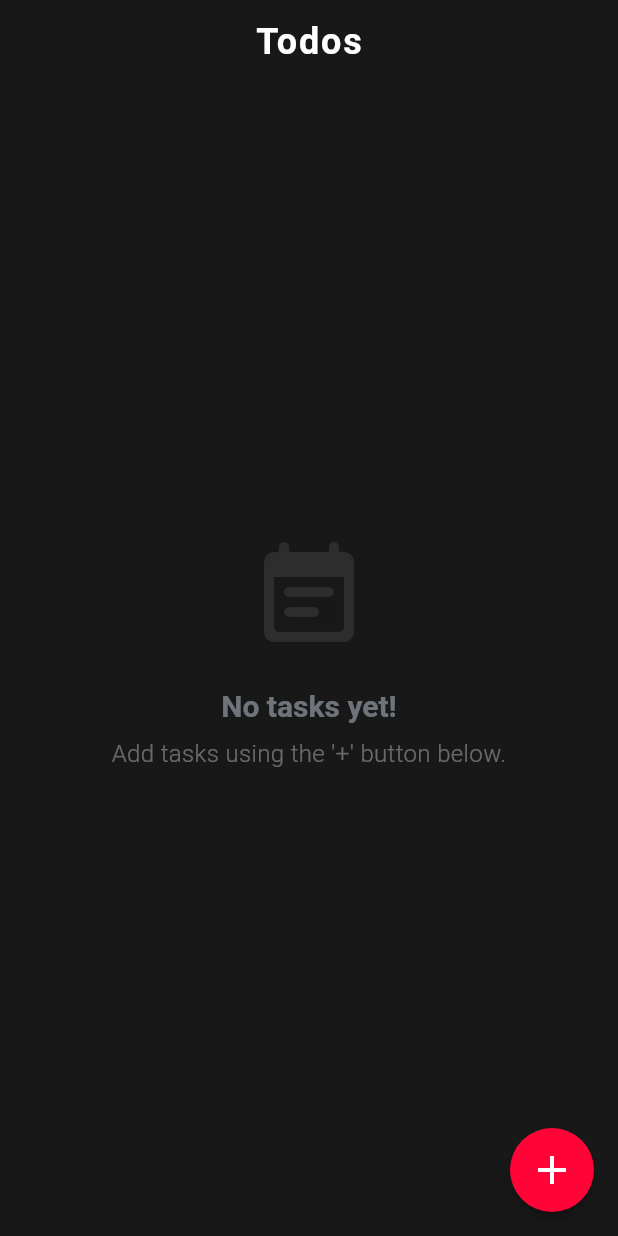
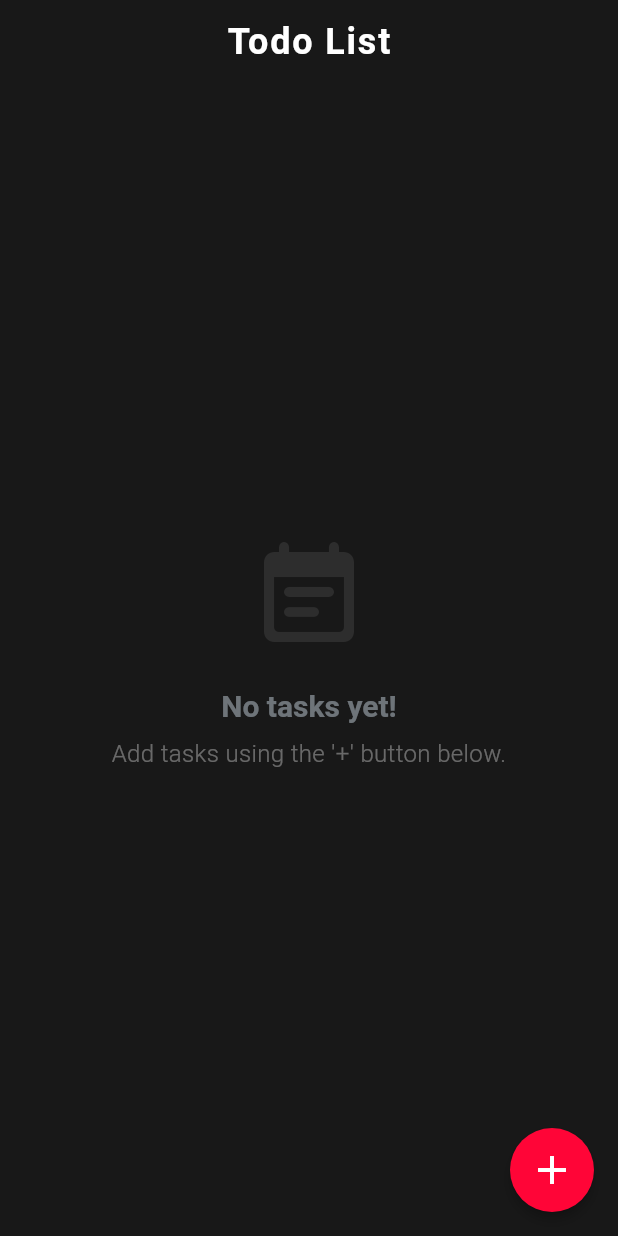
Before and after one commit to Workflow-Manager-admin/taskmaster-119753-b6339dda, a Flutter app: the screen it shows after launch, on a phone screen of 412 x 824 dp. Run offline on Flutter 3.47's test engine with Material 3 defaults, Android fonts, the phone set to English and light mode, and no system bars.

Commit message:
CheckPoint

```diff
--- a/todo_list_frontend/lib/main.dart
+++ b/todo_list_frontend/lib/main.dart
@@ -57,8 +57,8 @@ class TodoListApp extends StatelessWidget {
             color: Colors.white70, fontWeight: FontWeight.w300, fontSize: 16),
       ),
       checkboxTheme: CheckboxThemeData(
-        fillColor: MaterialStatePropertyAll(primaryColor),
-        checkColor: MaterialStatePropertyAll(scaffoldBg),
+        fillColor: WidgetStatePropertyAll(primaryColor),
+        checkColor: WidgetStatePropertyAll(scaffoldBg),
         shape: RoundedRectangleBorder(borderRadius: BorderRadius.circular(4)),
       ),
       cardColor: secondaryColor,
@@ -78,7 +78,7 @@ class TodoListApp extends StatelessWidget {
           borderRadius: BorderRadius.circular(10),
         ),
         hintStyle: TextStyle(
-          color: primaryColor.withOpacity(0.7),
+          color: primaryColor.withAlpha((0.7 * 255).toInt()),
         ),
       ),
       snackBarTheme: const SnackBarThemeData(
@@ -95,7 +95,7 @@ class TodoListApp extends StatelessWidget {
 
     return MaterialApp(
       debugShowCheckedModeBanner: false,
-      title: 'To-Do List',
+      title: 'Todo List',
       theme: darkMinimalTheme,
       home: const TodoListScreen(),
     );
@@ -157,8 +157,8 @@ class _TodoListScreenState extends State<TodoListScreen> {
 
   void _toggleTask(int index) {
     setState(() {
-      _tasks[index] = _tasks[index]
-          .copyWith(completed: !_tasks[index].completed);
+      _tasks[index] =
+          _tasks[index].copyWith(completed: !_tasks[index].completed);
     });
   }
 
@@ -224,7 +224,7 @@ class _TodoListScreenState extends State<TodoListScreen> {
     // For a minimalistic app bar and body padding.
     return Scaffold(
       appBar: AppBar(
-        title: const Text('Todos'),
+        title: const Text('Todo List'),
       ),
       body: Padding(
         padding: const EdgeInsets.fromLTRB(8, 0, 8, 8),
```
Also changed, not shown: 1 other file.
